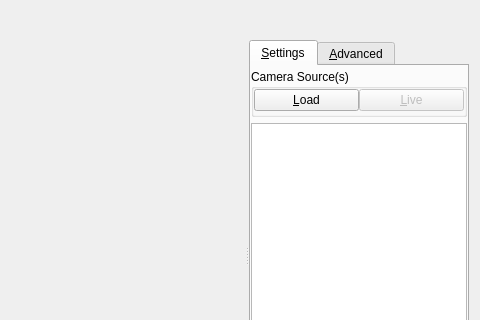
Old version of the form app/src/tools/gui/CaptureVideoToolWidget.ui in the repository dysonltd-zz/gts; both pictures show x 282 to 762 and y 0 to 320 of the 762 by 480 pixel window.
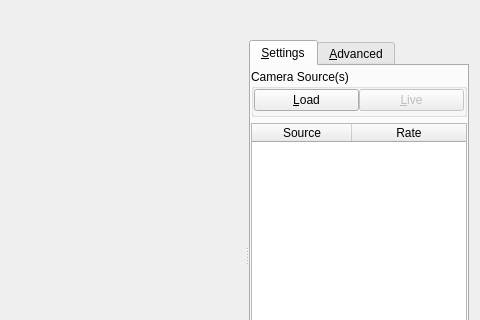
New version of the form. Icons and pictures are not drawn. Custom widgets are drawn as their Qt base class.

Commit message: Move frame rate selection to capture tab and migrate to OpenCV 2.4.6.

Patch:
```diff
--- a/app/src/tools/gui/CaptureVideoToolWidget.ui
+++ b/app/src/tools/gui/CaptureVideoToolWidget.ui
@@ -261,7 +261,7 @@
               <bool>true</bool>
              </property>
              <attribute name="horizontalHeaderVisible">
-              <bool>false</bool>
+              <bool>true</bool>
              </attribute>
              <attribute name="horizontalHeaderStretchLastSection">
               <bool>true</bool>
@@ -269,7 +269,25 @@
              <attribute name="verticalHeaderVisible">
               <bool>false</bool>
              </attribute>
-            </widget>
+             <attribute name="verticalHeaderShowSortIndicator" stdset="0">
+              <bool>true</bool>
+             </attribute>
+             <attribute name="verticalHeaderStretchLastSection">
+              <bool>false</bool>
+             </attribute>
+
+             <column>
+              <property name="text">
+               <string>Source</string>
+              </property>
+             </column>
+             <column>
+              <property name="text">
+               <string>Rate</string>
+              </property>
+             </column>
+
+		    </widget>
            </item>
           </layout>
          </widget>
```
Left out of the diff: 1 changed line with no effect on the pictures. The commit also changes 22 other files.
